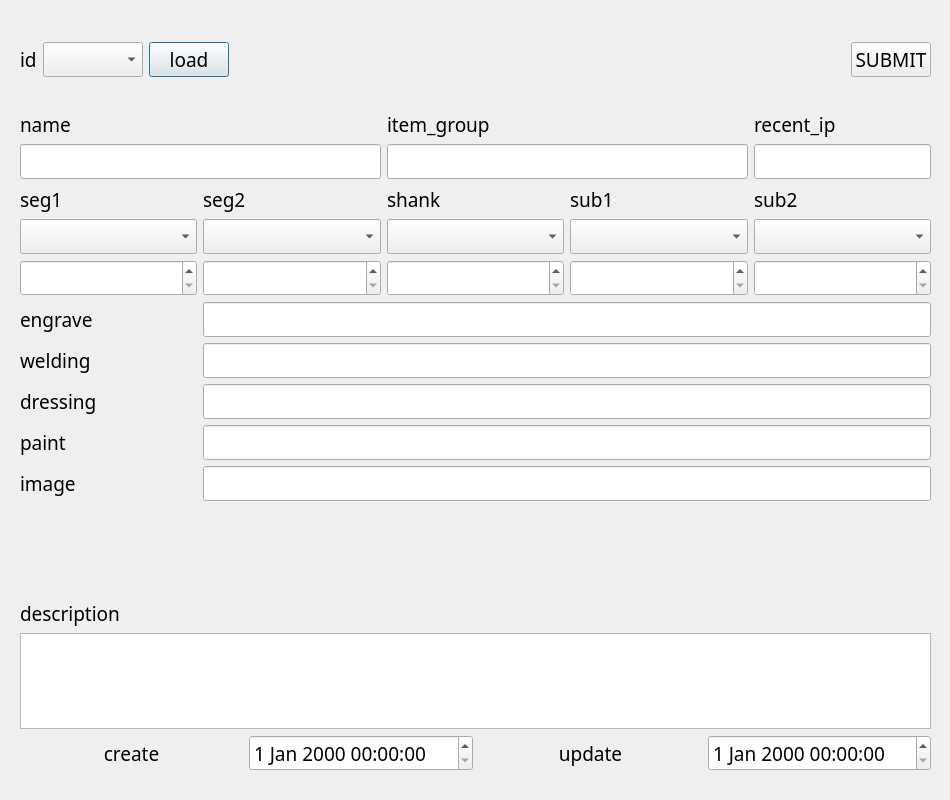
Before: the Qt Designer form ui/itemDialog.ui in SuhYeoJee/OrderManager, drawn with Qt 5.
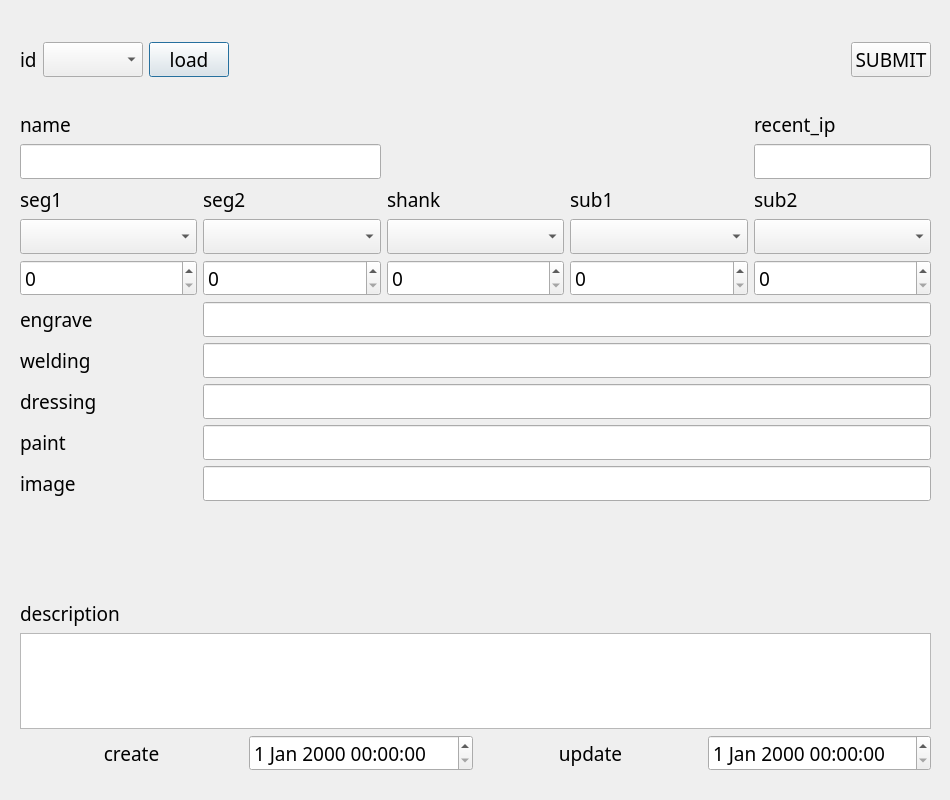
After: the same form once the commit is applied.

The edit to the form file:
```diff
--- a/ui/itemDialog.ui
+++ b/ui/itemDialog.ui
@@ -180,7 +180,7 @@
     <item row="4" column="4">
      <widget class="QSpinBox" name="sub2_amountSpinBox">
       <property name="specialValueText">
-       <string> </string>
+       <string/>
       </property>
      </widget>
     </item>
@@ -197,7 +197,7 @@
     <item row="4" column="1">
      <widget class="QSpinBox" name="seg2_amountSpinBox">
       <property name="specialValueText">
-       <string> </string>
+       <string/>
       </property>
      </widget>
     </item>
@@ -211,7 +211,7 @@
     <item row="4" column="3">
      <widget class="QSpinBox" name="sub1_amountSpinBox">
       <property name="specialValueText">
-       <string> </string>
+       <string/>
       </property>
      </widget>
     </item>
@@ -225,14 +225,14 @@
     <item row="4" column="0">
      <widget class="QSpinBox" name="seg1_amountSpinBox">
       <property name="specialValueText">
-       <string> </string>
+       <string/>
       </property>
      </widget>
     </item>
     <item row="4" column="2">
      <widget class="QSpinBox" name="shank_amountSpinBox">
       <property name="specialValueText">
-       <string> </string>
+       <string/>
       </property>
      </widget>
     </item>
@@ -273,16 +273,6 @@
     <item row="8" column="1" colspan="4">
      <widget class="QLineEdit" name="paintLineEdit"/>
     </item>
-    <item row="0" column="2" colspan="2">
-     <widget class="QLabel" name="label_18">
-      <property name="text">
-       <string>item_group</string>
-      </property>
-     </widget>
-    </item>
-    <item row="1" column="2" colspan="2">
-     <widget class="QLineEdit" name="item_groupLineEdit"/>
-    </item>
     <item row="0" column="4">
      <widget class="QLabel" name="label_29">
       <property name="text">
```
Left out of the diff: 4 changed lines with no effect on the pictures.
